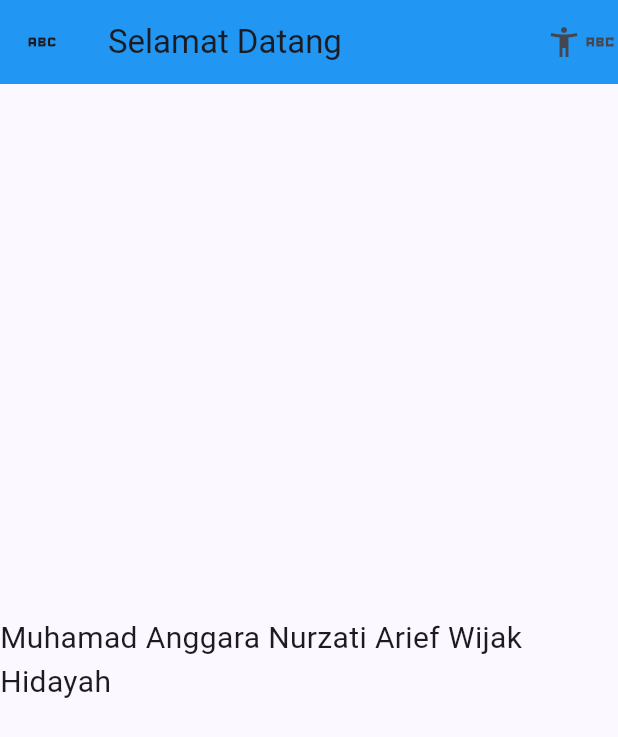
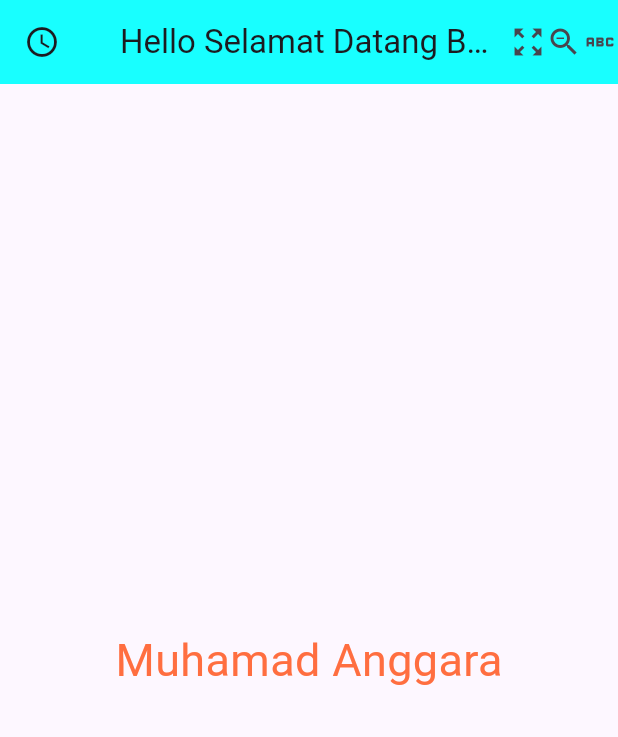
Before and after one commit to MuhamadAnggara/Latihan5-Flutter, a Flutter app: the screen it shows after launch, on a phone screen of 412 x 824 dp. Shown: the top 737 px of the screen. Run offline on Flutter 3.47's test engine with Material 3 defaults, Android fonts, the phone set to English and light mode, and no system bars.

Commit message:
Latihan 2 Ganti Tema Warna seedColor

```diff
--- a/lib/main.dart
+++ b/lib/main.dart
@@ -10,12 +10,12 @@ class MyApp extends StatelessWidget {
   @override
   Widget build(BuildContext context) {
     return MaterialApp(
-    debugShowCheckedModeBanner: false,
-    title: 'Aplikasi Mahasiswa',
-    theme: ThemeData(
-     colorScheme: ColorScheme.fromSeed(seedColor: Colors.indigo),
-    ),
-    home: const HomePage2(),
+      debugShowCheckedModeBanner: false,
+      title: 'Aplikasi Mahasiswa',
+      theme: ThemeData(
+        colorScheme: ColorScheme.fromSeed(seedColor: Colors.deepPurpleAccent),
+      ),
+      home: const HomePage2(),
     );
   }
 }
@@ -27,19 +27,22 @@ class HomePage2 extends StatelessWidget {
   Widget build(BuildContext context) {
     return Scaffold(
       appBar: AppBar(
-        backgroundColor: Colors.blue,
-        leading: const Icon(Icons.abc_outlined),
-        title: const Text('Selamat Datang'),
+        backgroundColor: Colors.cyanAccent,
+        leading: const Icon(Icons.access_time),
+        title: const Text('Hello Selamat Datang Broo'),
+        centerTitle: true,
         actions: [
-          Icon(Icons.accessibility_new),
-          Icon(Icons.abc_sharp),
-
+          Icon(Icons.zoom_out_map),
+          Icon(Icons.zoom_out),
+          Icon(Icons.abc_outlined),
         ],
-
       ),
       body: const Center(
-        child: Text('Muhamad Anggara Nurzati Arief Wijak Hidayah',
-        style: TextStyle(fontSize: 20),),
+        child: Text(
+          'Muhamad Anggara',
+          style: TextStyle(fontSize: 30,
+          color: Colors.deepOrangeAccent),
+        ),
       ),
     );
   }
```
